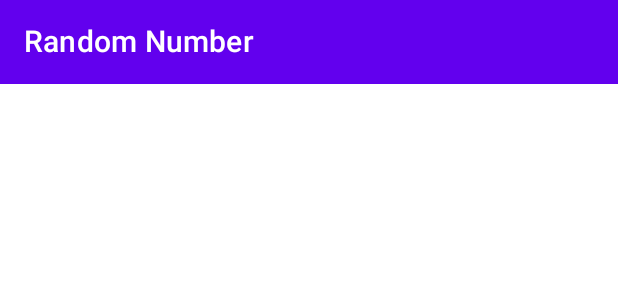
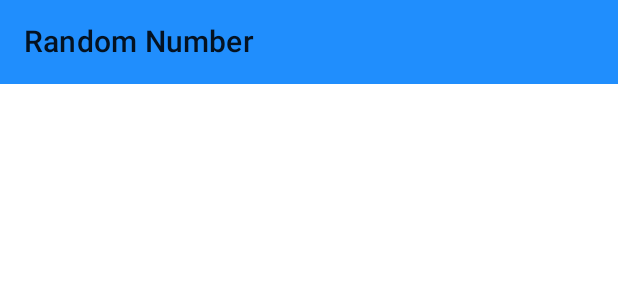
Before and after one commit to peakvalleytech/randomNumber, an Android app built with Jetpack Compose: the @Preview function RandomNumberTopBarPreview, on a phone screen of 412 x 824 dp. Shown: the top 300 px of the screen. Run offline under Robolectric (Android 15) with nearby library versions, the phone set to English and light mode, and no system bars.

Commit message:
Update RandomNumberTopBar

```diff
--- a/app/src/main/java/com/randomapps/randomnumber/ui/common/component/RandomNumberTopBar.kt
+++ b/app/src/main/java/com/randomapps/randomnumber/ui/common/component/RandomNumberTopBar.kt
@@ -1,14 +1,19 @@
 package com.randomapps.randomnumber.ui.common.component
 
+import androidx.compose.foundation.background
 import androidx.compose.material.Text
 import androidx.compose.material.TopAppBar
 import androidx.compose.runtime.Composable
+import androidx.compose.ui.Modifier
+import androidx.compose.ui.graphics.Color
 import androidx.compose.ui.tooling.preview.Preview
+import com.randomapps.randomnumber.ui.theme.blue400
 
 @Composable
 fun RandomNumberTopBar() {
     TopAppBar(
-        title = {Text("Random Number")}
+        title = {Text("Random Number")},
+       backgroundColor = blue400
     )
 
 }
--- a/app/src/main/res/mipmap-anydpi-v26/ic_launcher.xml
+++ b/app/src/main/res/mipmap-anydpi-v26/ic_launcher.xml
@@ -1,5 +1,4 @@
 <?xml version="1.0" encoding="utf-8"?>
 <adaptive-icon xmlns:android="http://schemas.android.com/apk/res/android">
-    <background android:drawable="@color/ic_launcher_background"/>
     <foreground android:drawable="@mipmap/ic_launcher_foreground"/>
 </adaptive-icon>
```
